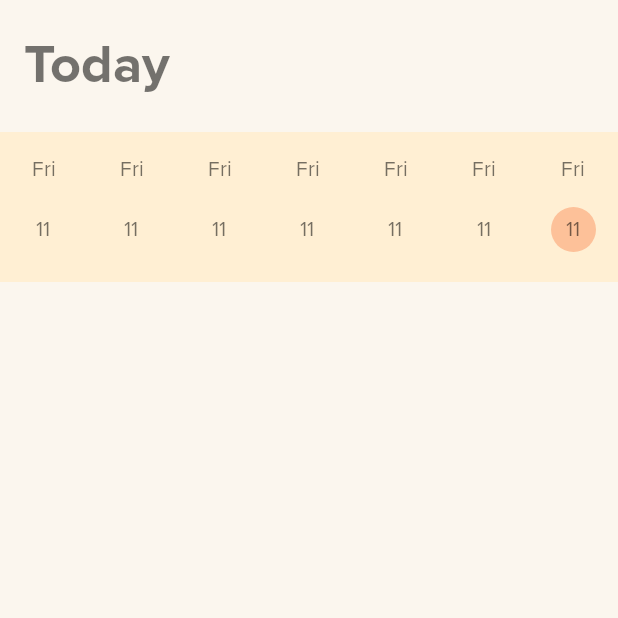
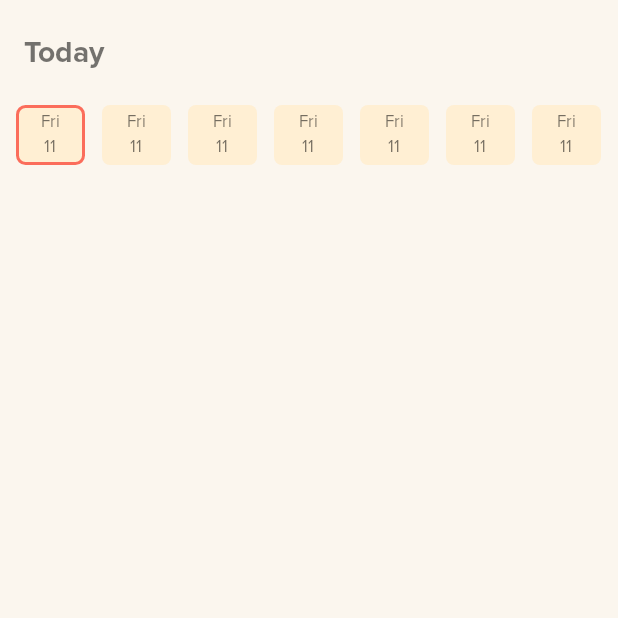
Before and after one commit to zenstateofmind/My-Application, an Android app: the screen it shows after launch (HomeScreen), on a phone screen of 412 x 824 dp, the top half of it. Run offline under Robolectric (Android 15) with nearby library versions, the phone set to English and light mode, and no system bars; libraries missing offline, so code that uses them is left out: com.amplitude.api; 6 statements that could not run were skipped.

Commit message:
- Added the current calendar layout - aka just the design

```diff
--- /dev/null
+++ b/app/src/main/res/drawable/calendar_curved_orange.xml
@@ -0,0 +1,8 @@
+<?xml version="1.0" encoding="UTF-8"?>
+<shape xmlns:android="http://schemas.android.com/apk/res/android" android:id="@+id/listview_background_shape">
+    <corners android:radius="5dp" />
+    <solid android:color="@color/calendar_background" />
+    <stroke
+        android:width="2dp"
+        android:color="@color/red"/>
+</shape>
--- /dev/null
+++ b/app/src/main/res/drawable/calendar_curved_shape.xml
@@ -0,0 +1,5 @@
+<?xml version="1.0" encoding="UTF-8"?>
+<shape xmlns:android="http://schemas.android.com/apk/res/android" android:id="@+id/listview_background_shape">
+    <corners android:radius="5dp" />
+    <solid android:color="@color/calendar_background" />
+</shape>
--- a/app/src/main/res/layout/activity_home_screen.xml
+++ b/app/src/main/res/layout/activity_home_screen.xml
@@ -46,17 +46,18 @@
 <!--    </LinearLayout>-->
     <TextView
         android:layout_width="match_parent"
-        android:layout_height="88dp"
+        android:layout_height="@dimen/activity_home_screen_title_height"
         android:fontFamily="@font/proxima_nova_bold"
-        android:textSize="36sp"
+        android:textSize="@dimen/activity_home_screen_title"
         android:gravity="center_vertical"
         android:paddingLeft="16dp"
         android:text="Today"/>
 
     <LinearLayout
         android:layout_width="match_parent"
-        android:layout_height="100dp"
-        android:background="@color/calendar_background"
+        android:layout_height="40dp"
+        android:layout_marginLeft="5dp"
+        android:layout_marginRight="5dp"
         android:orientation="horizontal"
         android:id="@+id/day_selector">
 
@@ -65,35 +66,47 @@
             android:layout_height="match_parent"
             android:layout_weight="1"
             android:id="@+id/first_day"
+            android:orientation="horizontal">
+
+            <View
+                android:layout_width="0dp"
+                android:layout_weight="1"
+                android:layout_height="match_parent" />
+
+            <LinearLayout
+                android:layout_width="0dp"
+                android:layout_weight="8"
+                android:background="@drawable/calendar_curved_orange"
+                android:layout_height="match_parent"
                 android:orientation="vertical">
+
                 <TextView
                     android:layout_width="match_parent"
                     android:layout_height="0dp"
                     android:layout_weight="1"
-                android:textSize="14dp"
-                android:gravity="center"
+                    android:textSize="11dp"
+                    android:gravity="bottom|center_horizontal"
                     android:fontFamily="@font/proxima_nova_regular"
                     android:text="Fri"
                     android:id="@+id/first_day_name"/>
 
-            <LinearLayout
+                <TextView
                     android:layout_width="match_parent"
                     android:layout_height="0dp"
                     android:layout_weight="1"
+                    android:textSize="11dp"
+                    android:layout_marginTop="2dp"
                     android:gravity="center_horizontal"
-                android:id="@+id/first_day_date_layout">
-
-                <TextView
-                    android:layout_width="30dp"
-                    android:layout_height="30dp"
-                    android:textSize="14dp"
-                    android:gravity="center"
                     android:fontFamily="@font/proxima_nova_regular"
                     android:id="@+id/first_day_date"
                     android:text="11"/>
 
             </LinearLayout>
 
+            <View
+                android:layout_width="0dp"
+                android:layout_weight="1"
+                android:layout_height="match_parent" />
 
         </LinearLayout>
 
@@ -102,32 +115,47 @@
             android:layout_height="match_parent"
             android:layout_weight="1"
             android:id="@+id/second_day"
+            android:orientation="horizontal">
+
+            <View
+                android:layout_width="0dp"
+                android:layout_weight="1"
+                android:layout_height="match_parent" />
+
+            <LinearLayout
+                android:layout_width="0dp"
+                android:layout_weight="8"
+                android:background="@drawable/calendar_curved_shape"
+                android:layout_height="match_parent"
                 android:orientation="vertical">
+
                 <TextView
                     android:layout_width="match_parent"
                     android:layout_height="0dp"
                     android:layout_weight="1"
-                android:textSize="14dp"
-                android:gravity="center"
+                    android:textSize="11dp"
+                    android:gravity="bottom|center_horizontal"
                     android:fontFamily="@font/proxima_nova_regular"
                     android:text="Fri"
                     android:id="@+id/second_day_name"/>
-            <LinearLayout
+
+                <TextView
                     android:layout_width="match_parent"
                     android:layout_height="0dp"
                     android:layout_weight="1"
+                    android:textSize="11dp"
+                    android:layout_marginTop="2dp"
                     android:gravity="center_horizontal"
-                android:id="@+id/second_day_date_layout">
-                <TextView
-                    android:layout_width="30dp"
-                    android:layout_height="30dp"
-                    android:textSize="14dp"
-                    android:gravity="center"
                     android:fontFamily="@font/proxima_nova_regular"
                     android:id="@+id/second_day_date"
                     android:text="11"/>
+
             </LinearLayout>
 
+            <View
+                android:layout_width="0dp"
+                android:layout_weight="1"
+                android:layout_height="match_parent" />
 
         </LinearLayout>
 
@@ -136,32 +164,47 @@
             android:layout_height="match_parent"
             android:layout_weight="1"
             android:id="@+id/third_day"
+            android:orientation="horizontal">
+
+            <View
+                android:layout_width="0dp"
+                android:layout_weight="1"
+                android:layout_height="match_parent" />
+
+            <LinearLayout
+                android:layout_width="0dp"
+                android:layout_weight="8"
+                android:background="@drawable/calendar_curved_shape"
+                android:layout_height="match_parent"
                 android:orientation="vertical">
+
                 <TextView
                     android:layout_width="match_parent"
                     android:layout_height="0dp"
                     android:layout_weight="1"
-                android:textSize="14dp"
-                android:gravity="center"
+                    android:textSize="11dp"
+                    android:gravity="bottom|center_horizontal"
                     android:fontFamily="@font/proxima_nova_regular"
                     android:text="Fri"
                     android:id="@+id/third_day_name"/>
-            <LinearLayout
+
+                <TextView
                     android:layout_width="match_parent"
                     android:layout_height="0dp"
                     android:layout_weight="1"
+                    android:textSize="11dp"
+                    android:layout_marginTop="2dp"
                     android:gravity="center_horizontal"
-                android:id="@+id/third_day_date_layout">
-                <TextView
-                    android:layout_width="30dp"
-                    android:layout_height="30dp"
-                    android:textSize="14dp"
-                    android:gravity="center"
                     android:fontFamily="@font/proxima_nova_regular"
                     android:id="@+id/third_day_date"
                     android:text="11"/>
+
             </LinearLayout>
 
+            <View
+                android:layout_width="0dp"
+                android:layout_weight="1"
+                android:layout_height="match_parent" />
 
         </LinearLayout>
 
@@ -170,33 +213,47 @@
             android:layout_height="match_parent"
             android:layout_weight="1"
             android:id="@+id/fourth_day"
+            android:orientation="horizontal">
+
+            <View
+                android:layout_width="0dp"
+                android:layout_weight="1"
+                android:layout_height="match_parent" />
+
+            <LinearLayout
+                android:layout_width="0dp"
+                android:layout_weight="8"
+                android:background="@drawable/calendar_curved_shape"
+                android:layout_height="match_parent"
                 android:orientation="vertical">
+
                 <TextView
                     android:layout_width="match_parent"
                     android:layout_height="0dp"
                     android:layout_weight="1"
-                android:textSize="14dp"
-                android:gravity="center"
+                    android:textSize="11dp"
+                    android:gravity="bottom|center_horizontal"
                     android:fontFamily="@font/proxima_nova_regular"
                     android:text="Fri"
                     android:id="@+id/fourth_day_name"/>
 
-            <LinearLayout
+                <TextView
                     android:layout_width="match_parent"
                     android:layout_height="0dp"
                     android:layout_weight="1"
+                    android:textSize="11dp"
+                    android:layout_marginTop="2dp"
                     android:gravity="center_horizontal"
-                android:id="@+id/fourth_day_date_layout">
-                <TextView
-                    android:layout_width="30dp"
-                    android:layout_height="30dp"
-                    android:textSize="14dp"
-                    android:gravity="center"
                     android:fontFamily="@font/proxima_nova_regular"
                     android:id="@+id/fourth_day_date"
                     android:text="11"/>
+
             </LinearLayout>
 
+            <View
+                android:layout_width="0dp"
+                android:layout_weight="1"
+                android:layout_height="match_parent" />
 
         </LinearLayout>
 
@@ -205,33 +262,47 @@
             android:layout_height="match_parent"
             android:layout_weight="1"
             android:id="@+id/fifth_day"
+            android:orientation="horizontal">
+
+            <View
+                android:layout_width="0dp"
+                android:layout_weight="1"
+                android:layout_height="match_parent" />
+
+            <LinearLayout
+                android:layout_width="0dp"
+                android:layout_weight="8"
+                android:background="@drawable/calendar_curved_shape"
+                android:layout_height="match_parent"
                 android:orientation="vertical">
 
                 <TextView
                     android:layout_width="match_parent"
                     android:layout_height="0dp"
                     android:layout_weight="1"
-                android:textSize="14dp"
-                android:gravity="center"
+                    android:textSize="11dp"
+                    android:gravity="bottom|center_horizontal"
                     android:fontFamily="@font/proxima_nova_regular"
                     android:text="Fri"
                     android:id="@+id/fifth_day_name"/>
 
-            <LinearLayout
+                <TextView
                     android:layout_width="match_parent"
                     android:layout_height="0dp"
                     android:layout_weight="1"
+                    android:textSize="11dp"
+                    android:layout_marginTop="2dp"
                     android:gravity="center_horizontal"
-                android:id="@+id/fifth_day_date_layout">
-                <TextView
-                    android:layout_width="30dp"
-                    android:layout_height="30dp"
-                    android:textSize="14dp"
-                    android:gravity="center"
                     android:fontFamily="@font/proxima_nova_regular"
                     android:id="@+id/fifth_day_date"
                     android:text="11"/>
+
             </LinearLayout>
+
+            <View
+                android:layout_width="0dp"
+                android:layout_weight="1"
+                android:layout_height="match_parent" />
 
         </LinearLayout>
 
@@ -240,33 +311,47 @@
             android:layout_height="match_parent"
             android:layout_weight="1"
             android:id="@+id/sixth_day"
+            android:orientation="horizontal">
+
+            <View
+                android:layout_width="0dp"
+                android:layout_weight="1"
+                android:layout_height="match_parent" />
+
+            <LinearLayout
+                android:layout_width="0dp"
+                android:layout_weight="8"
+                android:background="@drawable/calendar_curved_shape"
+                android:layout_height="match_parent"
                 android:orientation="vertical">
+
                 <TextView
                     android:layout_width="match_parent"
                     android:layout_height="0dp"
                     android:layout_weight="1"
-                android:textSize="14dp"
-                android:gravity="center"
+                    android:textSize="11dp"
+                    android:gravity="bottom|center_horizontal"
                     android:fontFamily="@font/proxima_nova_regular"
                     android:text="Fri"
                     android:id="@+id/sixth_day_name"/>
 
-            <LinearLayout
+                <TextView
                     android:layout_width="match_parent"
                     android:layout_height="0dp"
                     android:layout_weight="1"
+                    android:textSize="11dp"
+                    android:layout_marginTop="2dp"
                     android:gravity="center_horizontal"
-                android:id="@+id/sixth_day_date_layout">
-
-                <TextView
-                    android:layout_width="30dp"
-                    android:layout_height="30dp"
-                    android:textSize="14dp"
-                    android:gravity="center"
                     android:fontFamily="@font/proxima_nova_regular"
                     android:id="@+id/sixth_day_date"
                     android:text="11"/>
+
             </LinearLayout>
+
+            <View
+                android:layout_width="0dp"
+                android:layout_weight="1"
+                android:layout_height="match_parent" />
 
         </LinearLayout>
 
@@ -275,38 +360,52 @@
             android:layout_height="match_parent"
             android:layout_weight="1"
             android:id="@+id/seventh_day"
+            android:orientation="horizontal">
+
+            <View
+                android:layout_width="0dp"
+                android:layout_weight="1"
+                android:layout_height="match_parent" />
+
+            <LinearLayout
+                android:layout_width="0dp"
+                android:layout_weight="8"
+                android:background="@drawable/calendar_curved_shape"
+                android:layout_height="match_parent"
                 android:orientation="vertical">
+
                 <TextView
                     android:layout_width="match_parent"
                     android:layout_height="0dp"
                     android:layout_weight="1"
-                android:textSize="14dp"
-                android:gravity="center"
+                    android:textSize="11dp"
+                    android:gravity="bottom|center_horizontal"
                     android:fontFamily="@font/proxima_nova_regular"
                     android:text="Fri"
                     android:id="@+id/seventh_day_name"/>
 
-            <LinearLayout
+                <TextView
                     android:layout_width="match_parent"
                     android:layout_height="0dp"
                     android:layout_weight="1"
+                    android:textSize="11dp"
+                    android:layout_marginTop="2dp"
                     android:gravity="center_horizontal"
-                android:id="@+id/seventh_day_date_layout">
-                <TextView
-                    android:background="@drawable/circle"
-                    android:layout_width="30dp"
-                    android:layout_height="30dp"
-                    android:textSize="14dp"
-                    android:gravity="center"
                     android:fontFamily="@font/proxima_nova_regular"
                     android:id="@+id/seventh_day_date"
                     android:text="11"/>
+
             </LinearLayout>
 
+            <View
+                android:layout_width="0dp"
+                android:layout_weight="1"
+                android:layout_height="match_parent" />
 
         </LinearLayout>
 
         </LinearLayout>
+
 
     <fragment
         android:layout_width="match_parent"
--- a/app/src/main/res/values-sw400dp/dimens.xml
+++ b/app/src/main/res/values-sw400dp/dimens.xml
@@ -29,5 +29,10 @@
 
     <dimen name="enable_notif_notif_text">14dp</dimen>
 
+    <!--  ///////////////////////// -->
+    <!-- activity_home_screen.xml -->
+    <dimen name="activity_home_screen_title">20sp</dimen>
+    <dimen name="activity_home_screen_title_height">70dp</dimen>
+
 
 </resources>
--- a/app/src/main/res/values/dimens.xml
+++ b/app/src/main/res/values/dimens.xml
@@ -31,4 +31,9 @@
     <dimen name="enable_notif_notif_text">12sp</dimen>
 
 
+    <!--  ///////////////////////// -->
+    <!-- activity_home_screen.xml -->
+    <dimen name="activity_home_screen_title">20sp</dimen>
+    <dimen name="activity_home_screen_title_height">60dp</dimen>
+
 </resources>
```
Lines whose indentation alone changed are shown as unchanged.
